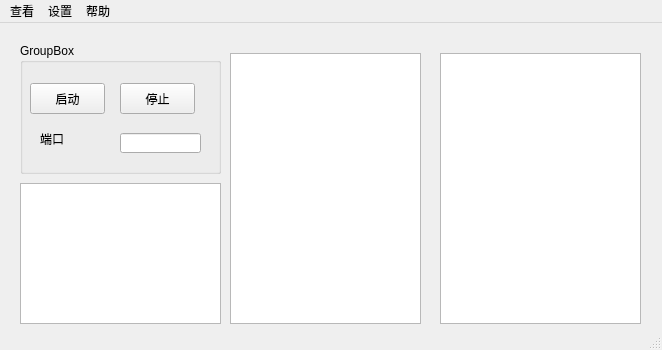
First picture: the form in ui/main.ui, repository NewerLsg/StatServer, before the edit.
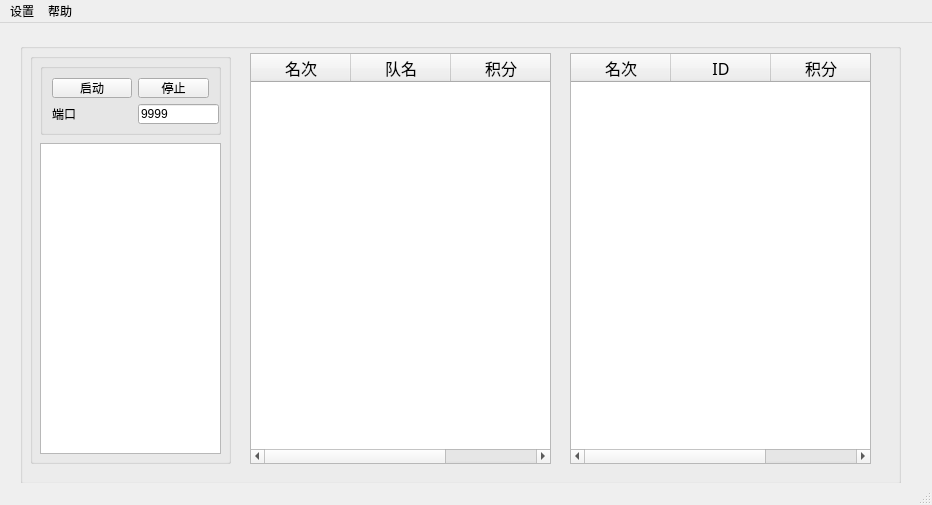
Second picture: the form after the edit.

Patch:
```diff
--- a/ui/main.ui
+++ b/ui/main.ui
@@ -6,113 +6,236 @@
    <rect>
     <x>0</x>
     <y>0</y>
-    <width>662</width>
-    <height>350</height>
+    <width>932</width>
+    <height>505</height>
    </rect>
   </property>
   <property name="windowTitle">
    <string>MainWindow</string>
   </property>
   <widget class="QWidget" name="centralwidget">
-   <widget class="QTableWidget" name="tableWidget">
-    <property name="geometry">
-     <rect>
-      <x>230</x>
-      <y>30</y>
-      <width>191</width>
-      <height>271</height>
-     </rect>
-    </property>
-   </widget>
-   <widget class="QTableWidget" name="tableWidget_2">
-    <property name="geometry">
-     <rect>
-      <x>440</x>
-      <y>30</y>
-      <width>201</width>
-      <height>271</height>
-     </rect>
-    </property>
-   </widget>
-   <widget class="QGroupBox" name="groupBox">
+   <widget class="QGroupBox" name="groupBox_3">
     <property name="geometry">
      <rect>
       <x>20</x>
       <y>20</y>
-      <width>201</width>
-      <height>131</height>
+      <width>881</width>
+      <height>441</height>
      </rect>
     </property>
     <property name="title">
-     <string>GroupBox</string>
+     <string/>
     </property>
-    <widget class="QPushButton" name="pushButton">
+    <widget class="QGroupBox" name="groupBox_2">
      <property name="geometry">
       <rect>
        <x>10</x>
-       <y>40</y>
-       <width>75</width>
-       <height>31</height>
+       <y>10</y>
+       <width>201</width>
+       <height>411</height>
       </rect>
      </property>
-     <property name="text">
-      <string>启动</string>
+     <property name="title">
+      <string/>
      </property>
+     <widget class="QGroupBox" name="groupBox">
+      <property name="geometry">
+       <rect>
+        <x>10</x>
+        <y>10</y>
+        <width>181</width>
+        <height>72</height>
+       </rect>
+      </property>
+      <property name="title">
+       <string/>
+      </property>
+      <layout class="QGridLayout" name="gridLayout">
+       <item row="0" column="2">
+        <widget class="QPushButton" name="StopBtn">
+         <property name="styleSheet">
+          <string notr="true">font: 12pt &quot;宋体&quot;;</string>
+         </property>
+         <property name="text">
+          <string>停止</string>
+         </property>
+        </widget>
+       </item>
+       <item row="1" column="2" alignment="Qt::AlignHCenter|Qt::AlignVCenter">
+        <widget class="QLineEdit" name="PortTxt">
+         <property name="minimumSize">
+          <size>
+           <width>81</width>
+           <height>20</height>
+          </size>
+         </property>
+         <property name="styleSheet">
+          <string notr="true">font: 12pt &quot;宋体&quot;;</string>
+         </property>
+         <property name="text">
+          <string>9999</string>
+         </property>
+        </widget>
+       </item>
+       <item row="1" column="0">
+        <widget class="QLabel" name="label">
+         <property name="styleSheet">
+          <string notr="true">font: 12pt &quot;宋体&quot;;</string>
+         </property>
+         <property name="text">
+          <string>端口</string>
+         </property>
+         <property name="buddy">
+          <cstring>PortTxt</cstring>
+         </property>
+        </widget>
+       </item>
+       <item row="1" column="1">
+        <spacer name="horizontalSpacer_3">
+         <property name="orientation">
+          <enum>Qt::Horizontal</enum>
+         </property>
+         <property name="sizeHint" stdset="0">
+          <size>
+           <width>53</width>
+           <height>20</height>
+          </size>
+         </property>
+        </spacer>
+       </item>
+       <item row="0" column="0" colspan="2">
+        <widget class="QPushButton" name="StartBtn">
+         <property name="styleSheet">
+          <string notr="true">font: 12pt &quot;宋体&quot;;</string>
+         </property>
+         <property name="text">
+          <string>启动</string>
+         </property>
+        </widget>
+       </item>
+      </layout>
+     </widget>
+     <widget class="QTextBrowser" name="TipTextArea">
+      <property name="geometry">
+       <rect>
+        <x>10</x>
+        <y>90</y>
+        <width>181</width>
+        <height>311</height>
+       </rect>
+      </property>
+     </widget>
     </widget>
-    <widget class="QPushButton" name="pushButton_2">
+    <widget class="QTableWidget" name="MemRankTbl">
      <property name="geometry">
       <rect>
-       <x>100</x>
-       <y>40</y>
-       <width>75</width>
-       <height>31</height>
+       <x>550</x>
+       <y>10</y>
+       <width>301</width>
+       <height>411</height>
       </rect>
      </property>
-     <property name="text">
-      <string>停止</string>
-     </property>
+     <column>
+      <property name="text">
+       <string>名次</string>
+      </property>
+      <property name="font">
+       <font>
+        <family>宋体</family>
+        <pointsize>12</pointsize>
+       </font>
+      </property>
+     </column>
+     <column>
+      <property name="text">
+       <string>ID</string>
+      </property>
+      <property name="font">
+       <font>
+        <family>宋体</family>
+        <pointsize>12</pointsize>
+       </font>
+      </property>
+     </column>
+     <column>
+      <property name="text">
+       <string>积分</string>
+      </property>
+      <property name="font">
+       <font>
+        <family>宋体</family>
+        <pointsize>12</pointsize>
+       </font>
+      </property>
+     </column>
     </widget>
-    <widget class="QLineEdit" name="lineEdit">
+    <widget class="QTableWidget" name="TeamRankTb">
      <property name="geometry">
       <rect>
-       <x>100</x>
-       <y>90</y>
-       <width>81</width>
-       <height>20</height>
+       <x>230</x>
+       <y>10</y>
+       <width>301</width>
+       <height>411</height>
       </rect>
      </property>
+     <column>
+      <property name="text">
+       <string>名次</string>
+      </property>
+      <property name="toolTip">
+       <string notr="true"/>
+      </property>
+      <property name="whatsThis">
+       <string notr="true"/>
+      </property>
+      <property name="font">
+       <font>
+        <family>宋体</family>
+        <pointsize>12</pointsize>
+       </font>
+      </property>
+      <property name="textAlignment">
+       <set>AlignHCenter|AlignVCenter|AlignCenter</set>
+      </property>
+     </column>
+     <column>
+      <property name="text">
+       <string>队名</string>
+      </property>
+      <property name="font">
+       <font>
+        <family>宋体</family>
+        <pointsize>12</pointsize>
+       </font>
+      </property>
+      <property name="textAlignment">
+       <set>AlignHCenter|AlignVCenter|AlignCenter</set>
+      </property>
+     </column>
+     <column>
+      <property name="text">
+       <string>积分</string>
+      </property>
+      <property name="font">
+       <font>
+        <family>宋体</family>
+        <pointsize>12</pointsize>
+       </font>
+      </property>
+      <property name="textAlignment">
+       <set>AlignHCenter|AlignVCenter|AlignCenter</set>
+      </property>
+     </column>
     </widget>
-    <widget class="QLabel" name="label">
-     <property name="geometry">
-      <rect>
-       <x>20</x>
-       <y>90</y>
-       <width>54</width>
-       <height>12</height>
-      </rect>
-     </property>
-     <property name="text">
-      <string>端口</string>
-     </property>
-    </widget>
-   </widget>
-   <widget class="QTextBrowser" name="textBrowser">
-    <property name="geometry">
-     <rect>
-      <x>20</x>
-      <y>160</y>
-      <width>201</width>
-      <height>141</height>
-     </rect>
-    </property>
    </widget>
   </widget>
+  <widget class="QStatusBar" name="statusbar"/>
   <widget class="QMenuBar" name="menubar">
    <property name="geometry">
     <rect>
      <x>0</x>
      <y>0</y>
-     <width>662</width>
+     <width>932</width>
      <height>23</height>
     </rect>
    </property>
@@ -126,16 +249,19 @@
      <string>帮助</string>
     </property>
    </widget>
-   <widget class="QMenu" name="menu_3">
-    <property name="title">
-     <string>查看</string>
-    </property>
-   </widget>
-   <addaction name="menu_3"/>
    <addaction name="menu"/>
    <addaction name="menu_2"/>
   </widget>
-  <widget class="QStatusBar" name="statusbar"/>
+  <action name="action">
+   <property name="text">
+    <string>属性</string>
+   </property>
+  </action>
+  <action name="action_2">
+   <property name="text">
+    <string>关于软件</string>
+   </property>
+  </action>
  </widget>
  <resources/>
  <connections/>
```
Left out of the diff: 2 changed lines with no effect on the pictures.
